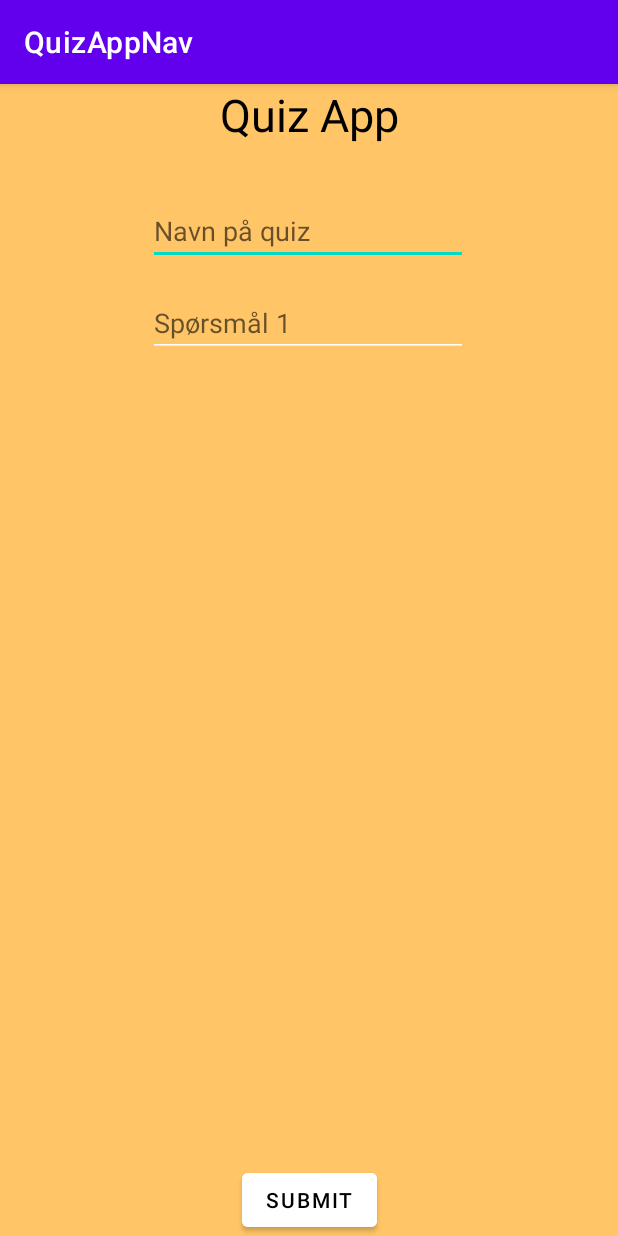
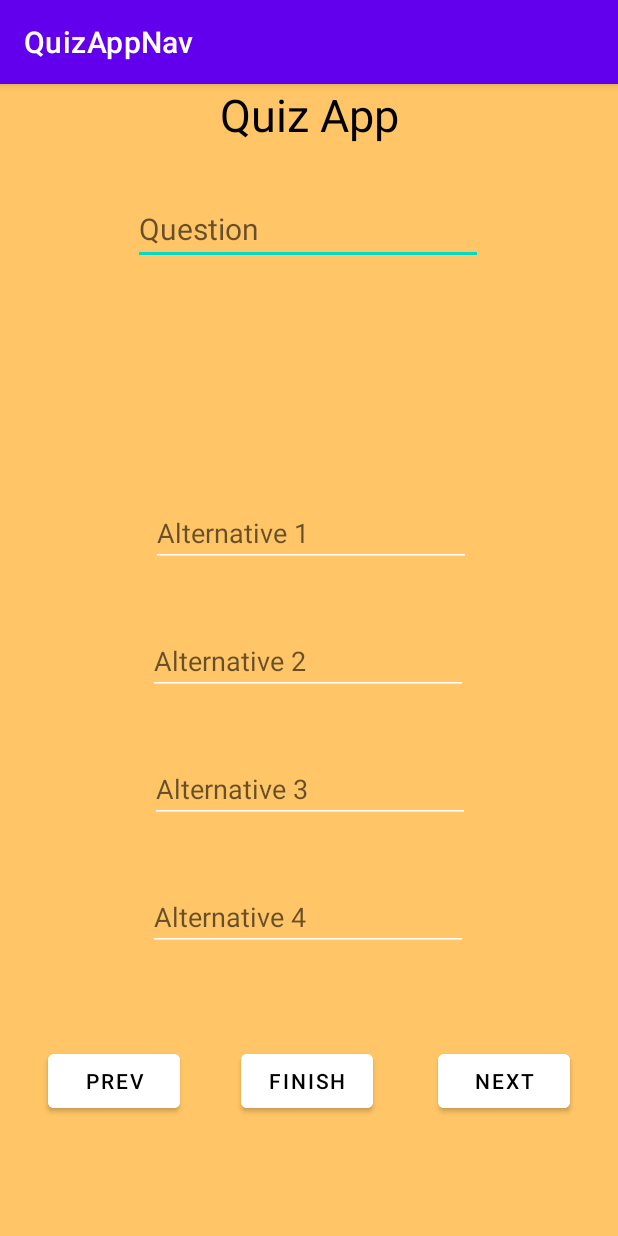
Before and after one commit to Harani1104/QuizApp, an Android app: the CreateQuiz screen opened directly, with no data from a screen before it, on a phone screen of 412 x 824 dp. Run offline under Robolectric (Android 15) with nearby library versions, the phone set to English and light mode, and no system bars.

Commit message:
A little more XML

```diff
--- a/QuizAppNav/app/src/main/java/com/example/quizappnav/CreateQuiz.java
+++ b/QuizAppNav/app/src/main/java/com/example/quizappnav/CreateQuiz.java
@@ -1,34 +1,29 @@
 package com.example.quizappnav;
+
+import androidx.appcompat.app.AppCompatActivity;
 
 import android.content.Intent;
 import android.os.Bundle;
 import android.widget.Button;
-import android.widget.EditText;
-
-import androidx.appcompat.app.AppCompatActivity;
-
 
 public class CreateQuiz extends AppCompatActivity {
 
-    EditText question1;
-    Button submit;
+    Button prev;
+    Button next;
+    Button finish;
 
     @Override
     protected void onCreate(Bundle savedInstanceState) {
         super.onCreate(savedInstanceState);
         setContentView(R.layout.create_quiz);
 
-        submit = findViewById(R.id.createSubmit);
+        prev = findViewById(R.id.previousQuest);
+        next = findViewById(R.id.nextQuest);
+        finish = findViewById(R.id.finish);
 
-        submit.setOnClickListener((view -> {
-            Intent subber = new Intent(getApplicationContext(),HomeFrag.class);
+        finish.setOnClickListener((view -> {
+            Intent subber = new Intent(getApplicationContext(),QuizOverview.class);
             startActivity(subber);
         }));
-//        question1 = findViewById(R.id.question);
-//                                                  //Not Implemented yet
-//        question1.setOnClickListener((view -> {
-//            Intent quest1 = new Intent(getApplicationContext(),CreateQuiz.class);
-//            startActivity(quest1);
-//        }));
     }
 }
--- a/QuizAppNav/app/src/main/res/layout/create_quiz.xml
+++ b/QuizAppNav/app/src/main/res/layout/create_quiz.xml
@@ -1,6 +1,7 @@
 <?xml version="1.0" encoding="utf-8"?>
 <androidx.constraintlayout.widget.ConstraintLayout xmlns:android="http://schemas.android.com/apk/res/android"
     xmlns:app="http://schemas.android.com/apk/res-auto"
+    tools:context=".CreateQuiz"
     xmlns:tools="http://schemas.android.com/tools"
     android:id="@+id/constraintLayout"
     android:layout_width="match_parent"
@@ -24,52 +25,114 @@
         app:layout_constraintVertical_chainStyle="packed"
         />
 
-
-    <EditText
-        android:id="@+id/quizName"
-        android:layout_width="wrap_content"
-        android:layout_height="wrap_content"
-        android:layout_marginTop="75dp"
-        android:ems="10"
-        android:hint="Navn på quiz"
-
-        android:textColor="@color/black"
-        app:layout_constraintBottom_toTopOf="@+id/question"
-        app:layout_constraintEnd_toEndOf="@id/quizApp"
-        app:layout_constraintHorizontal_bias="0.511"
-        app:layout_constraintStart_toStartOf="@id/quizApp"
-        app:layout_constraintTop_toBottomOf="@+id/quizApp"
-        app:layout_constraintTop_toTopOf="@id/quizApp"
-        app:layout_constraintVertical_chainStyle="packed" />
-
     <EditText
         android:id="@+id/question"
         android:layout_width="wrap_content"
         android:layout_height="wrap_content"
-            android:layout_marginTop="16dp"
+        android:layout_marginTop="32dp"
         android:ems="10"
-            android:hint="Spørsmål 1"
+        android:hint="Question"
+        android:textSize="20dp"
         android:textColor="@color/black"
+        app:layout_constraintEnd_toEndOf="parent"
+        app:layout_constraintHorizontal_bias="0.497"
+        app:layout_constraintStart_toStartOf="parent"
+        app:layout_constraintTop_toBottomOf="@+id/quizApp" />
+
+    <EditText
+        android:id="@+id/alt1"
+        android:layout_width="wrap_content"
+        android:layout_height="wrap_content"
+        android:layout_marginTop="156dp"
         android:backgroundTint="@color/white"
-            app:layout_constraintEnd_toEndOf="@+id/quizName"
-            app:layout_constraintHorizontal_bias="0.5"
-            app:layout_constraintStart_toStartOf="@+id/quizName"
-            app:layout_constraintTop_toBottomOf="@+id/quizName"
-            />
+        android:ems="10"
+        android:hint="Alternative 1"
+        android:textColor="@color/black"
+        app:layout_constraintEnd_toEndOf="parent"
+        app:layout_constraintHorizontal_bias="0.507"
+        app:layout_constraintStart_toStartOf="parent"
+        app:layout_constraintTop_toBottomOf="@+id/question" />
+
+    <EditText
+        android:id="@+id/alt2"
+        android:layout_width="wrap_content"
+        android:layout_height="wrap_content"
+        android:layout_marginTop="40dp"
+        android:layout_marginEnd="100dp"
+        android:backgroundTint="@color/white"
+        android:ems="10"
+        android:hint="Alternative 2"
+        android:textColor="@color/black"
+        app:layout_constraintEnd_toEndOf="parent"
+        app:layout_constraintTop_toBottomOf="@+id/alt1" />
+
+    <EditText
+        android:id="@+id/alt3"
+        android:layout_width="wrap_content"
+        android:layout_height="wrap_content"
+        android:layout_marginStart="100dp"
+        android:layout_marginTop="40dp"
+        android:backgroundTint="@color/white"
+        android:ems="10"
+        android:hint="Alternative 3"
+        android:textColor="@color/black"
+        app:layout_constraintStart_toStartOf="parent"
+        app:layout_constraintTop_toBottomOf="@+id/alt2" />
+
+    <EditText
+        android:id="@+id/alt4"
+        android:layout_width="wrap_content"
+        android:layout_height="wrap_content"
+        android:layout_marginTop="40dp"
+        android:backgroundTint="@color/white"
+        android:ems="10"
+        android:hint="Alternative 4"
+        android:textColor="@color/black"
+        app:layout_constraintEnd_toEndOf="parent"
+        app:layout_constraintHorizontal_bias="0.497"
+        app:layout_constraintStart_toStartOf="parent"
+        app:layout_constraintTop_toBottomOf="@+id/alt3" />
 
     <Button
-        android:id="@+id/createSubmit"
+        android:id="@+id/finish"
         android:layout_width="wrap_content"
         android:layout_height="wrap_content"
+        android:layout_marginStart="40dp"
+        android:layout_marginTop="600dp"
+        android:backgroundTint="@color/white"
+        android:ems="5"
+        android:text="Finish"
+        android:textColor="@color/black"
+        app:layout_constraintEnd_toStartOf="@+id/nextQuest"
+        app:layout_constraintHorizontal_bias="0.02"
+        app:layout_constraintStart_toEndOf="@+id/previousQuest"
+        app:layout_constraintTop_toBottomOf="@+id/quizApp" />
 
+    <Button
+        android:id="@+id/nextQuest"
+        android:layout_width="wrap_content"
+        android:layout_height="wrap_content"
+        android:layout_marginTop="600dp"
+        android:layout_marginEnd="32dp"
         android:backgroundTint="@color/white"
-        android:text="Submit"
+        android:ems="5"
+        android:text="Next"
         android:textColor="@color/black"
-        app:layout_constraintBottom_toBottomOf="parent"
         app:layout_constraintEnd_toEndOf="parent"
-        app:layout_constraintStart_toStartOf="parent" />
+        app:layout_constraintTop_toBottomOf="@+id/quizApp" />
 
-
+    <Button
+        android:id="@+id/previousQuest"
+        android:layout_width="wrap_content"
+        android:layout_height="wrap_content"
+        android:layout_marginStart="32dp"
+        android:layout_marginTop="600dp"
+        android:backgroundTint="@color/white"
+        android:ems="5"
+        android:text="Prev"
+        android:textColor="@color/black"
+        app:layout_constraintStart_toStartOf="parent"
+        app:layout_constraintTop_toBottomOf="@+id/quizApp" />
 
 
 </androidx.constraintlayout.widget.ConstraintLayout>
--- a/QuizAppNav/app/src/main/res/layout/quiz_search.xml
+++ /dev/null
@@ -1,6 +0,0 @@
-<?xml version="1.0" encoding="utf-8"?>
-<androidx.constraintlayout.widget.ConstraintLayout xmlns:android="http://schemas.android.com/apk/res/android"
-    android:layout_width="match_parent"
-    android:layout_height="match_parent">
-
-</androidx.constraintlayout.widget.ConstraintLayout>
```
Also changed, not shown: QuizAppNav/app/src/main/AndroidManifest.xml (+8 -5 lines), QuizAppNav/app/src/main/java/com/example/quizappnav/HomeFrag.java (+2 -6 lines), QuizAppNav/app/src/main/java/com/example/quizappnav/QuizOverview.java (added, +27 -0 lines), QuizAppNav/app/src/main/res/layout/question_making.xml (deleted, +0 -8 lines), QuizAppNav/app/src/main/res/layout/quiz_overview.xml (added, +42 -0 lines). Lines whose indentation alone changed are shown as unchanged.
